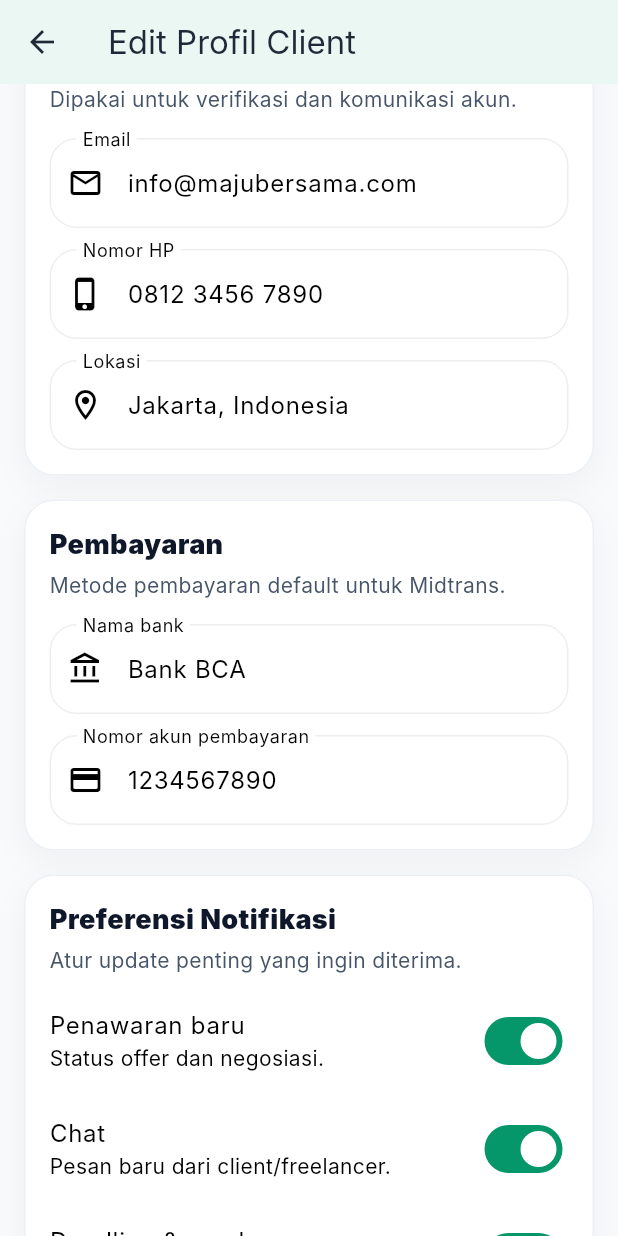
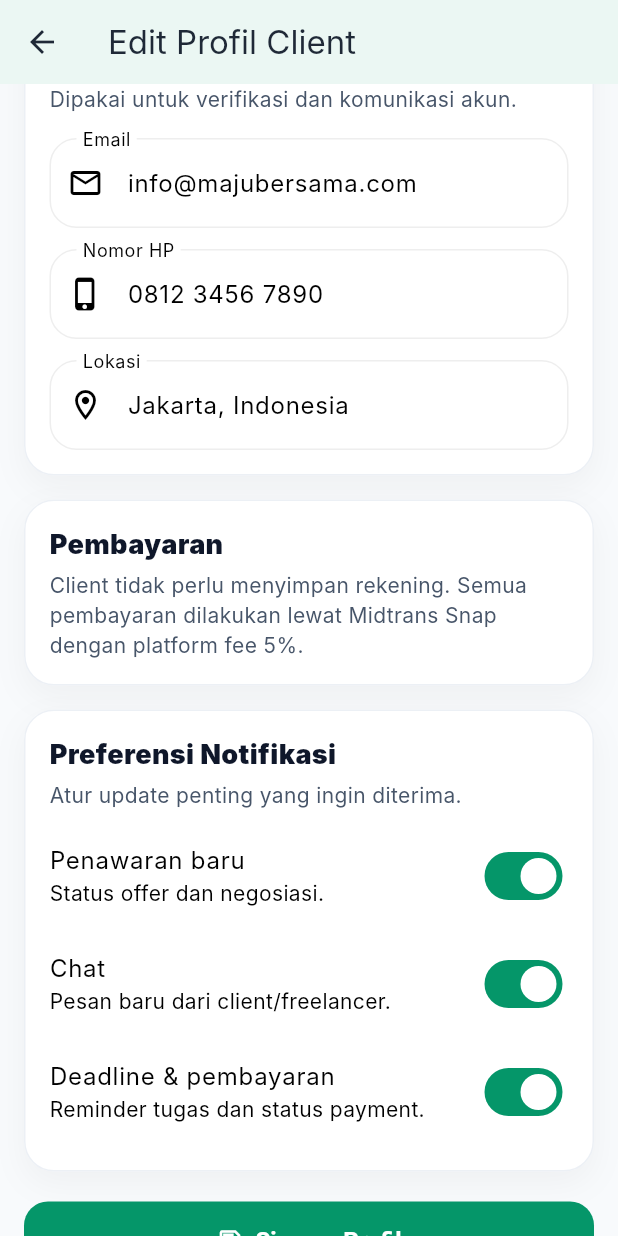
Before and after one commit to FitoRifqi/mobile-SkillBantuin, a Flutter app: the EditProfileScreen screen opened directly, scrolled down 576 dp, on a phone screen of 412 x 824 dp. Run offline on Flutter 3.47's test engine with Material 3 defaults, Android fonts, the phone set to English and light mode, and no system bars; our stand-ins replace shared_preferences; accounts and stored records are empty; Roboto replaces fonts that are missing (Inter).

Commit message:
edit kecil

```diff
--- a/lib/screens/client/client_payment_screen.dart
+++ b/lib/screens/client/client_payment_screen.dart
@@ -16,8 +16,10 @@ class ClientPaymentScreen extends StatelessWidget {
     this.selectedOffer,
   });
 
-  int get _totalPayment =>
+  int get _serviceAmount =>
       selectedOffer?.offeredBudget ?? task.agreedBudget ?? task.initialBudget;
+  int get _platformFee => (_serviceAmount * 0.05).ceil();
+  int get _totalPayment => _serviceAmount + _platformFee;
 
   String get _freelancerName =>
       selectedOffer?.freelancerName ??
@@ -58,6 +60,14 @@ class ClientPaymentScreen extends StatelessWidget {
                 _SummaryRow(label: 'Tugas', value: task.title),
                 _SummaryRow(label: 'Invoice', value: _invoiceId),
                 _SummaryRow(label: 'Freelancer', value: _freelancerName),
+                _SummaryRow(
+                  label: 'Biaya jasa',
+                  value: formatRupiah(_serviceAmount),
+                ),
+                _SummaryRow(
+                  label: 'Platform fee',
+                  value: '${formatRupiah(_platformFee)} (5%)',
+                ),
                 const _SummaryRow(
                   label: 'Metode',
                   value: 'Midtrans Snap',
@@ -152,7 +162,7 @@ class ClientPaymentScreen extends StatelessWidget {
                 SizedBox(width: 12),
                 Expanded(
                   child: Text(
-                    'Status pembayaran akan diperbarui otomatis setelah Midtrans mengirim notifikasi.',
+                    'Semua pembayaran wajib lewat SkillBantuin. Status akan diperbarui otomatis setelah Midtrans mengirim notifikasi.',
                     style: TextStyle(
                       color: AuthFlowPalette.textSecondary,
                       height: 1.45,
@@ -270,6 +280,7 @@ class _PaymentHero extends StatelessWidget {
           ),
           const SizedBox(height: 14),
           _HeroRow(label: 'Freelancer', value: freelancerName),
+          const _HeroRow(label: 'Biaya platform', value: '5%'),
           _HeroRow(label: 'Total', value: formatRupiah(totalPayment)),
         ],
       ),
--- a/lib/screens/client/client_profile_screen.dart
+++ b/lib/screens/client/client_profile_screen.dart
@@ -83,21 +83,21 @@ class ClientProfileScreen extends StatelessWidget {
           const SizedBox(height: 18),
           const _SectionTitle(
             title: 'Pembayaran',
-            subtitle: 'Metode pembayaran aktif.',
+            subtitle: 'Transaksi client diproses aman lewat Midtrans.',
           ),
           const SizedBox(height: 10),
           const _InfoPanel(
             children: [
               _InfoTile(
-                icon: Icons.credit_card_rounded,
-                title: 'Visa',
-                subtitle: '•••• 4242',
-                trailing: _StatusPill(label: 'Utama'),
+                icon: Icons.account_balance_wallet_outlined,
+                title: 'Midtrans Snap',
+                subtitle: 'QRIS, e-wallet, virtual account, dan m-banking',
+                trailing: _StatusPill(label: 'Aktif'),
               ),
               _InfoTile(
-                icon: Icons.account_balance_outlined,
-                title: 'Bank BCA',
-                subtitle: '1234567890',
+                icon: Icons.percent_rounded,
+                title: 'Platform fee',
+                subtitle: '5% dari nilai jasa setiap transaksi',
               ),
             ],
           ),
--- a/lib/screens/shared/edit_profile_screen.dart
+++ b/lib/screens/shared/edit_profile_screen.dart
@@ -46,8 +46,6 @@ class _EditProfileScreenState extends State<EditProfileScreen> {
       _headlineController.text = 'Teknologi Informasi';
       _bioController.text =
           'Membutuhkan bantuan cepat untuk kebutuhan desain, data, dan pengembangan aplikasi.';
-      _bankController.text = 'Bank BCA';
-      _accountController.text = '1234567890';
     } else {
       _nameController.text = 'Ahmad Rizki';
       _emailController.text = 'ahmad.rizki@email.com';
@@ -224,15 +222,22 @@ class _EditProfileScreenState extends State<EditProfileScreen> {
               ),
             ],
             const SizedBox(height: 16),
+            if (_isClient)
+              const AppCard(
+                child: _SectionLabel(
+                  title: 'Pembayaran',
+                  subtitle:
+                      'Client tidak perlu menyimpan rekening. Semua pembayaran dilakukan lewat Midtrans Snap dengan platform fee 5%.',
+                ),
+              )
+            else
               AppCard(
                 child: Column(
                   crossAxisAlignment: CrossAxisAlignment.start,
                   children: [
-                  _SectionLabel(
-                    title: _isClient ? 'Pembayaran' : 'Pencairan Dana',
-                    subtitle: _isClient
-                        ? 'Metode pembayaran default untuk Midtrans.'
-                        : 'Rekening tujuan pencairan saldo freelancer.',
+                    const _SectionLabel(
+                      title: 'Pencairan Dana',
+                      subtitle: 'Rekening tujuan pencairan saldo freelancer.',
                     ),
                     const SizedBox(height: 16),
                     TextFormField(
@@ -247,11 +252,9 @@ class _EditProfileScreenState extends State<EditProfileScreen> {
                     TextFormField(
                       controller: _accountController,
                       keyboardType: TextInputType.number,
-                    decoration: InputDecoration(
-                      labelText: _isClient
-                          ? 'Nomor akun pembayaran'
-                          : 'Nomor rekening',
-                      prefixIcon: const Icon(Icons.credit_card_rounded),
+                      decoration: const InputDecoration(
+                        labelText: 'Nomor rekening',
+                        prefixIcon: Icon(Icons.credit_card_rounded),
                       ),
                       validator: _requiredValidator,
                     ),
```
Lines whose indentation alone changed are shown as unchanged.
